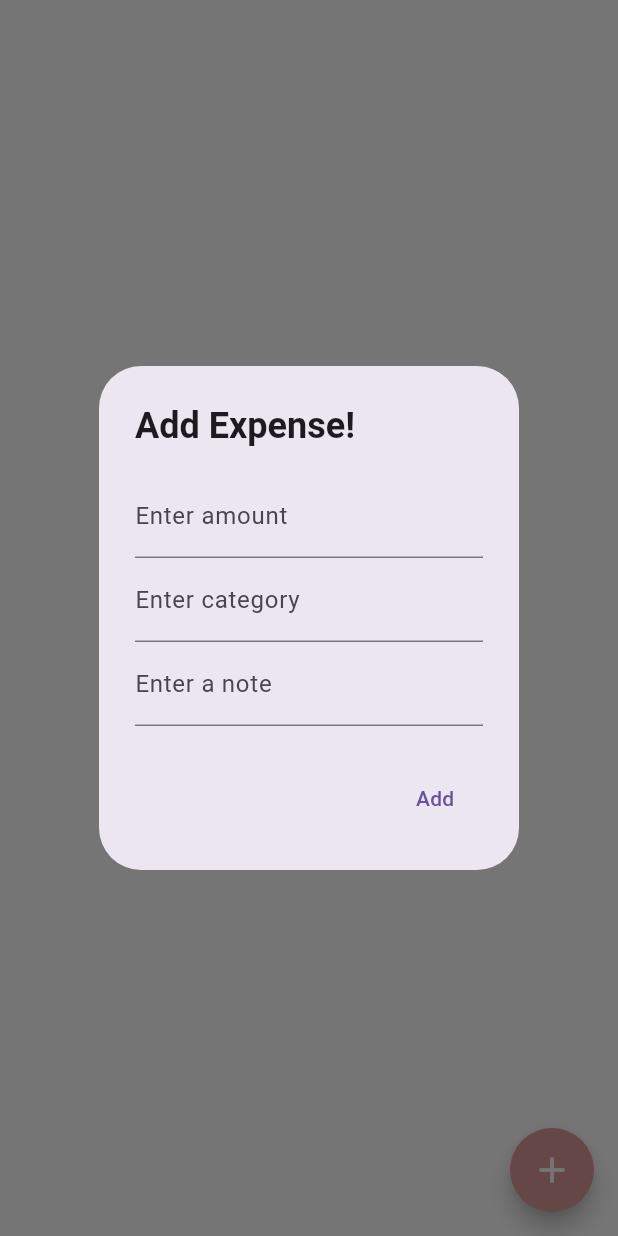
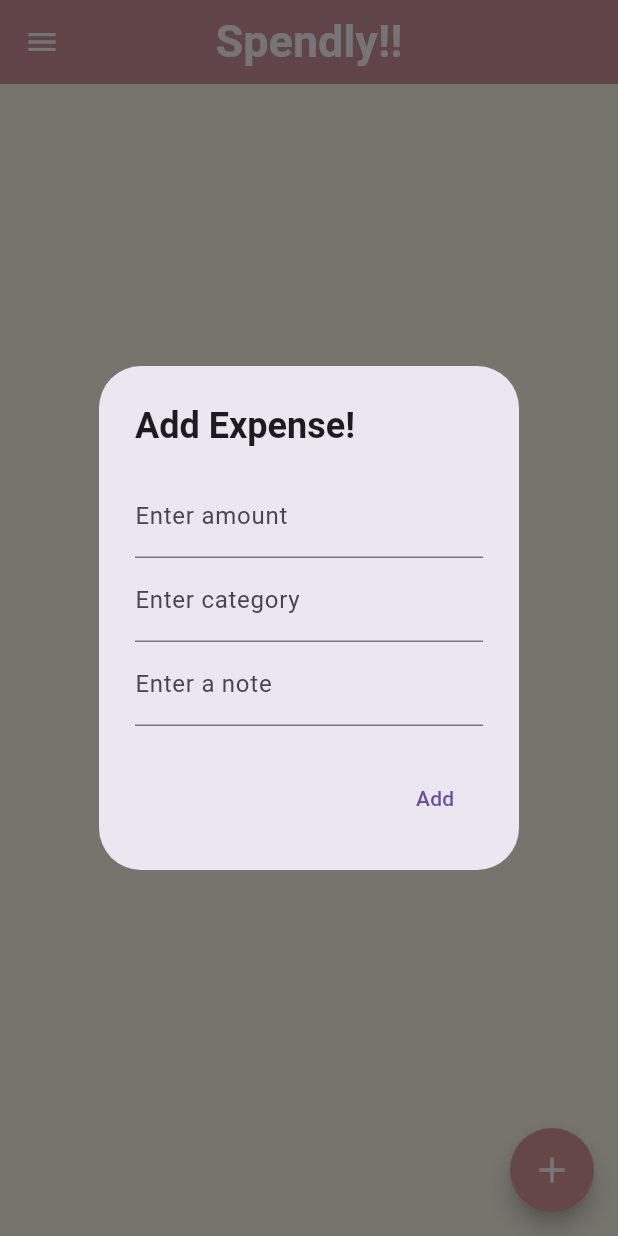
Before and after one commit to pparth-21/Expense_Tracker, a Flutter app: the screen it shows after launch, after a tap on the "add" icon, on a phone screen of 412 x 824 dp. Run offline on Flutter 3.47's test engine with Material 3 defaults, Android fonts, the phone set to English and light mode, and no system bars.

Commit message:
listing and splash working in sync
main version 2

```diff
--- a/lib/main.dart
+++ b/lib/main.dart
@@ -1,12 +1,94 @@
+// import 'package:flutter/material.dart';
+// import 'widgets/FrontPage.dart'; // Tip: standard Flutter formatting uses snake_case for filenames
+// import 'widgets/SplashScreen.dart';
+
+// void main() {
+//   runApp(const SpendlyApp());
+// }
+
+// /// This widget sets up the overall App shell, including your themes and initial route.
+// class SpendlyApp extends StatelessWidget {
+//   const SpendlyApp({super.key});
+
+//   @override
+//   Widget build(BuildContext context) {
+//     return MaterialApp(
+//       debugShowCheckedModeBanner: false,
+//       title: 'Spendly',
+//       // We start the app on the Splash Screen
+//       home: const SplashScreenLayout(),
+//     );
+//   }
+// }
+
+// /// This widget holds the visual Scaffold shell you built,
+// /// displaying the SplashScreen first while preserving your custom AppBar and Drawer.
+// class SplashScreenLayout extends StatelessWidget {
+//   const SplashScreenLayout({super.key});
+
+//   @override
+//   Widget build(BuildContext context) {
+//     return Scaffold(
+//       backgroundColor: const Color.fromARGB(255, 255, 252, 238),
+
+//       drawer: const Drawer(
+//         child: SafeArea(
+//           child: SizedBox(),
+//         ),
+//       ),
+
+//       appBar: AppBar(
+//         backgroundColor: const Color.fromARGB(255, 220, 155, 155),
+//         foregroundColor: Colors.white,
+//         centerTitle: true,
+//         title: const Text(
+//           "Spendly!!",
+//           style: TextStyle(fontSize: 30, fontWeight: FontWeight.bold),
+//         ),
+//         elevation: 4.0,
+//         shadowColor: const Color.fromARGB(0, 117, 117, 238),
+//       ),
+
+//       // Displays the splash content. Inside your actual SplashScreen widget,
+//       // you should trigger a timer that navigates to FrontPageLayout().
+//       body: const SplashScreen(),
+//     );
+//   }
+// }
+
+// /// This is your secondary main layout container. Once the splash screen is done,
+// /// you will navigate users here to see the actual content.
+// class FrontPageLayout extends StatelessWidget {
+//   const FrontPageLayout({super.key});
+
+//   @override
+//   Widget build(BuildContext context) {
+//     return Scaffold(
+//       backgroundColor: const Color.fromARGB(255, 255, 252, 238),
+//       drawer: const Drawer(child: SafeArea(child: SizedBox())),
+//       appBar: AppBar(
+//         backgroundColor: const Color.fromARGB(255, 220, 155, 155),
+//         foregroundColor: Colors.white,
+//         centerTitle: true,
+//         title: const Text(
+//           "Spendly!!",
+//           style: TextStyle(fontSize: 30, fontWeight: FontWeight.bold),
+//         ),
+//       ),
+//       body: const FrontPage(),
+//     );
+//   }
+// }
+
+
 import 'package:flutter/material.dart';
-import 'widgets/FrontPage.dart'; // Tip: standard Flutter formatting uses snake_case for filenames
+import 'widgets/FrontPage.dart';
 import 'widgets/SplashScreen.dart';
 
 void main() {
   runApp(const SpendlyApp());
 }
 
-/// This widget sets up the overall App shell, including your themes and initial route.
 class SpendlyApp extends StatelessWidget {
   const SpendlyApp({super.key});
 
@@ -15,28 +97,42 @@ class SpendlyApp extends StatelessWidget {
     return MaterialApp(
       debugShowCheckedModeBanner: false,
       title: 'Spendly',
-      // We start the app on the Splash Screen
       home: const SplashScreenLayout(),
     );
   }
 }
 
-/// This widget holds the visual Scaffold shell you built,
-/// displaying the SplashScreen first while preserving your custom AppBar and Drawer.
+/// 1. SPLASH SCREEN LAYOUT (Clean, no AppBar or Drawer)
 class SplashScreenLayout extends StatelessWidget {
   const SplashScreenLayout({super.key});
+
+  @override
+  Widget build(BuildContext context) {
+    return const Scaffold(
+      backgroundColor: Color.fromARGB(255, 255, 252, 238),
+      // Clean canvas for your splash content to render full-screen
+      body: SplashScreen(),
+    );
+  }
+}
+
+/// 2. FRONT PAGE LAYOUT (Now includes your customized AppBar and Drawer)
+class FrontPageLayout extends StatelessWidget {
+  const FrontPageLayout({super.key});
 
   @override
   Widget build(BuildContext context) {
     return Scaffold(
       backgroundColor: const Color.fromARGB(255, 255, 252, 238),
 
+      // Drawer is now safely attached here
       drawer: const Drawer(
         child: SafeArea(
           child: SizedBox(),
         ),
       ),
 
+      // AppBar moved here with all your exact custom styling intact
       appBar: AppBar(
         backgroundColor: const Color.fromARGB(255, 220, 155, 155),
         foregroundColor: Colors.white,
@@ -49,32 +145,6 @@ class SplashScreenLayout extends StatelessWidget {
         shadowColor: const Color.fromARGB(0, 117, 117, 238),
       ),
 
-      // Displays the splash content. Inside your actual SplashScreen widget,
-      // you should trigger a timer that navigates to FrontPageLayout().
-      body: const SplashScreen(),
-    );
-  }
-}
-
-/// This is your secondary main layout container. Once the splash screen is done,
-/// you will navigate users here to see the actual content.
-class FrontPageLayout extends StatelessWidget {
-  const FrontPageLayout({super.key});
-
-  @override
-  Widget build(BuildContext context) {
-    return Scaffold(
-      backgroundColor: const Color.fromARGB(255, 255, 252, 238),
-      drawer: const Drawer(child: SafeArea(child: SizedBox())),
-      appBar: AppBar(
-        backgroundColor: const Color.fromARGB(255, 220, 155, 155),
-        foregroundColor: Colors.white,
-        centerTitle: true,
-        title: const Text(
-          "Spendly!!",
-          style: TextStyle(fontSize: 30, fontWeight: FontWeight.bold),
-        ),
-      ),
       body: const FrontPage(),
     );
   }
--- a/lib/widgets/SplashScreen.dart
+++ b/lib/widgets/SplashScreen.dart
@@ -1,5 +1,5 @@
 import 'package:flutter/material.dart';
-import 'package:flutter_app_2/widgets/FrontPage.dart';
+import 'package:flutter_app_2/main.dart'; // ← change this import
 
 class SplashScreen extends StatefulWidget {
   const SplashScreen({super.key});
@@ -13,12 +13,15 @@ class _SplashScreenState extends State<SplashScreen> {
   void initState() {
     super.initState();
     Future.delayed(Duration(seconds: 3), () {
+      if (mounted) {                              // ← add mounted check
         Navigator.pushReplacement(
           context,
-        MaterialPageRoute(builder: (context) => FrontPage()),
+          MaterialPageRoute(builder: (context) => FrontPageLayout()), // ← change this
         );
+      }
     });
   }
+
   Widget build(BuildContext context) {
     return Container(
       decoration: BoxDecoration(
@@ -34,7 +37,6 @@ class _SplashScreenState extends State<SplashScreen> {
       child: Column(
         children: [
           Padding(
-
             padding: EdgeInsets.only(top: 8, right: 8),
             child: Row(
               mainAxisAlignment: MainAxisAlignment.end,
@@ -42,15 +44,10 @@ class _SplashScreenState extends State<SplashScreen> {
             ),
           ),
           Expanded(
-
-
             child: Container(
-              margin: EdgeInsets.symmetric(horizontal:20 ,vertical: 200),
-              // padding: EdgeInsets.all(80),
+              margin: EdgeInsets.symmetric(horizontal: 20, vertical: 200),
               child: Column(
-              // mainAxisAlignment: MainAxisAlignment.center,
                 crossAxisAlignment: CrossAxisAlignment.center,
-
                 children: [
                   Icon(Icons.currency_bitcoin_outlined, size: 100),
                   Text(
@@ -63,7 +60,7 @@ class _SplashScreenState extends State<SplashScreen> {
                   ),
                   Text(
                     '"WE HELP YOU SPEND WISELY!!:"',
-                  style: TextStyle(fontSize: 15, ),
+                    style: TextStyle(fontSize: 15),
                   ),
                   SizedBox(height: 150),
                   CircularProgressIndicator(
@@ -71,14 +68,11 @@ class _SplashScreenState extends State<SplashScreen> {
                   ),
                   SizedBox(height: 20),
                   Text("Loading..."),
-
-
                 ],
               ),
             ),
           ),
           Padding(
-
             padding: EdgeInsets.only(bottom: 16),
             child: Text("Copyright © 2026 Spendly. All rights reserved."),
           ),
```
Lines whose indentation alone changed are shown as unchanged.
